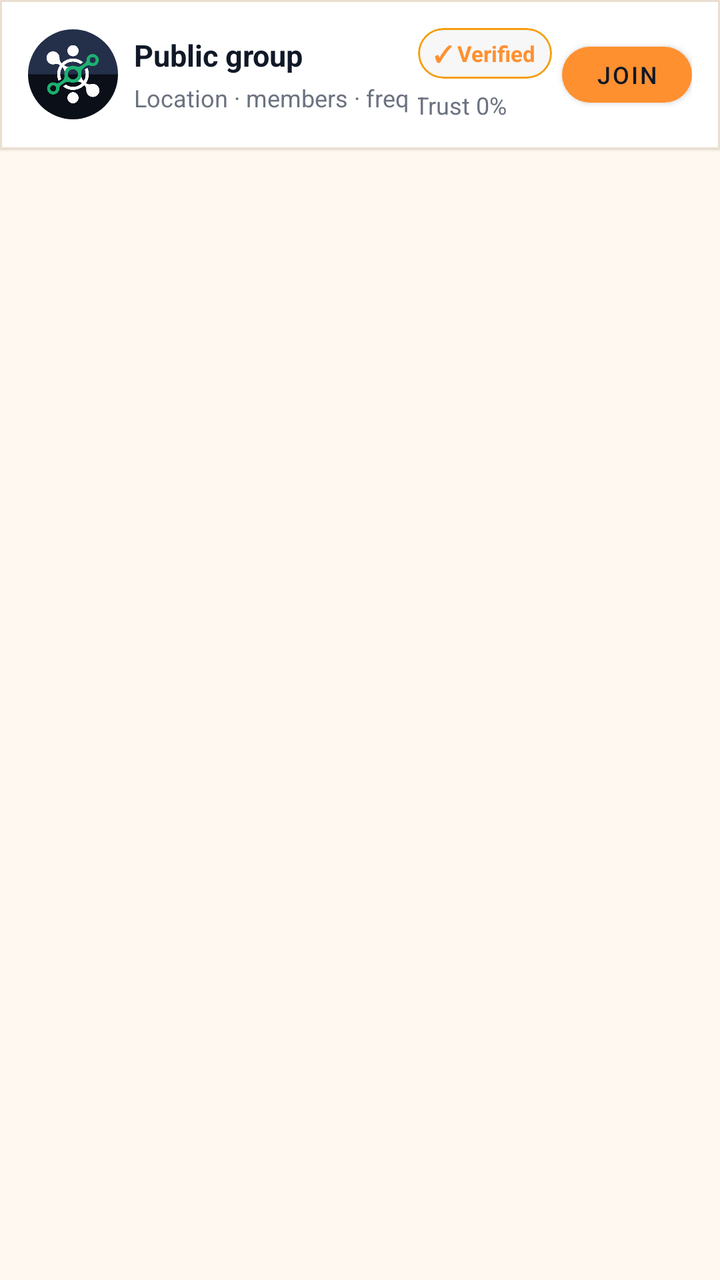
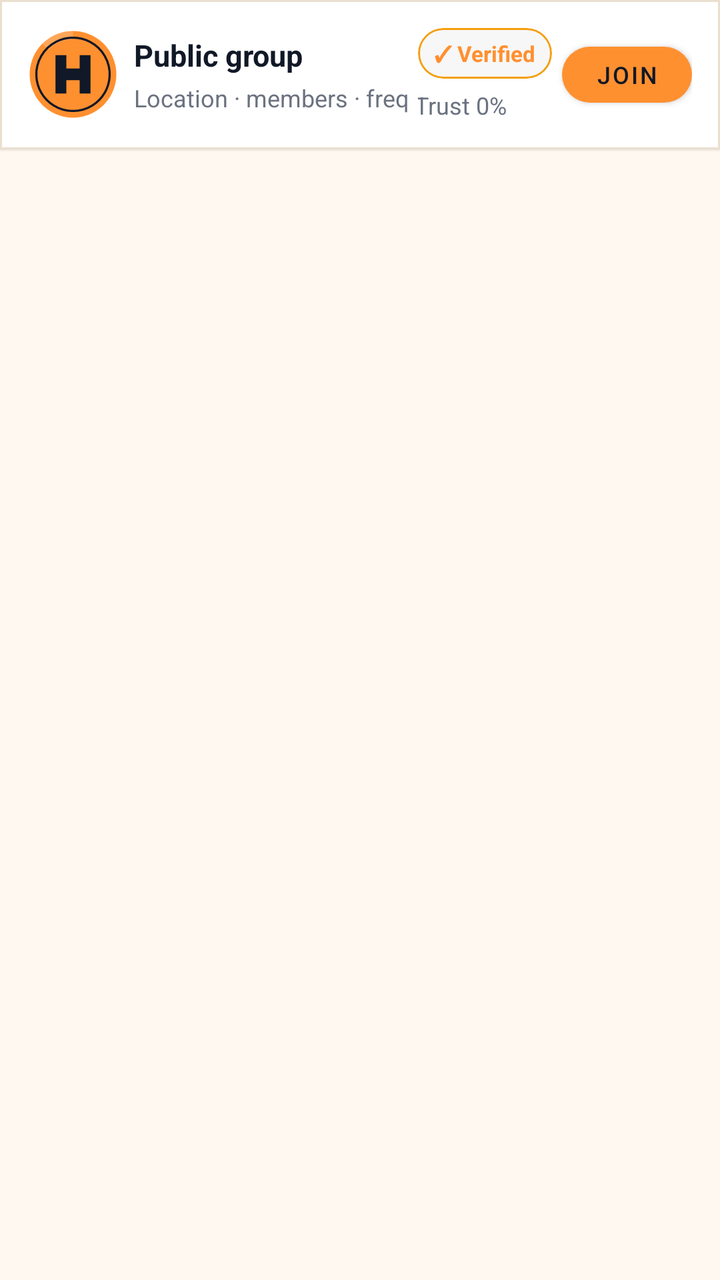

Before-and-after screenshots of an Android layout around one commit, followed by the original layout XML and the change that was made.
<!-- AndroidManifest.xml: application theme AppTheme -->
<!-- res/layout/home_trending_custom_display.xml -->
<LinearLayout
	xmlns:android="http://schemas.android.com/apk/res/android"
	xmlns:app="http://schemas.android.com/apk/res-auto"
	xmlns:tools="http://schemas.android.com/tools"
	android:layout_width="match_parent"
	android:layout_height="wrap_content"
	android:orientation="vertical">
	<com.google.android.material.card.MaterialCardView
		android:id="@+id/cardview1"
		android:layout_width="match_parent"
		android:layout_height="wrap_content"
		app:cardBackgroundColor="@color/colorSurface"
		app:cardElevation="1dp"
		app:strokeWidth="1dp"
		app:strokeColor="@color/colorCardStroke"
		app:cardCornerRadius="0dp">
		<LinearLayout
			android:id="@+id/linear1"
			android:layout_width="match_parent"
			android:layout_height="wrap_content"
			android:padding="14dp"
			android:gravity="center_vertical"
			android:orientation="horizontal">
			<androidx.cardview.widget.CardView
				android:id="@+id/cardview2"
				android:layout_width="wrap_content"
				android:layout_height="wrap_content"
				android:layout_marginRight="8dp"
				app:cardElevation="0dp"
				app:cardCornerRadius="360dp">
				<ImageView
					android:id="@+id/imageview1"
					android:layout_width="45dp"
					android:layout_height="45dp"
					android:src="@drawable/main_app_logo_1"
					android:scaleType="centerInside"
					android:focusable="false" />
			</androidx.cardview.widget.CardView>
			<LinearLayout
				android:id="@+id/linear2"
				android:layout_width="0dp"
				android:layout_height="wrap_content"
				android:orientation="vertical"
				android:layout_weight="1">
				<TextView
					android:id="@+id/textview1"
					android:layout_width="match_parent"
					android:layout_height="wrap_content"
					android:text="Public group"
					android:textSize="15sp"
					android:textStyle="bold"
					android:textColor="@color/colorTextPrimary"
					android:layout_weight="1"
					android:focusable="false" />
				<TextView
					android:id="@+id/textview3"
					android:layout_width="match_parent"
					android:layout_height="wrap_content"
					android:layout_marginTop="3dp"
					android:text="Location · members · freq"
					android:textSize="12sp"
					android:textColor="@color/colorTextTertiary"
					android:focusable="false" />
			</LinearLayout>
			<LinearLayout
				android:id="@+id/linear3"
				android:layout_width="wrap_content"
				android:layout_height="wrap_content"
				android:gravity="center_horizontal|center_vertical"
				android:orientation="vertical">
				<com.google.android.material.card.MaterialCardView
					android:id="@+id/cardview3"
					android:layout_width="wrap_content"
					android:layout_height="wrap_content"
					android:layout_marginBottom="5dp"
					app:cardBackgroundColor="@color/darkFaint10"
					android:layout_weight="1"
					app:cardElevation="0dp"
					app:strokeWidth="1dp"
					app:strokeColor="@color/colorWarning"
					app:cardCornerRadius="30dp">
					<TextView
						android:id="@+id/textview2"
						android:layout_width="match_parent"
						android:layout_height="wrap_content"
						android:paddingLeft="8dp"
						android:paddingTop="5dp"
						android:paddingRight="8dp"
						android:paddingBottom="5dp"
						android:text="✓ Verified"
						android:textSize="11sp"
						android:textStyle="bold"
						android:textColor="@color/colorAccent"
						android:focusable="false" />
				</com.google.android.material.card.MaterialCardView>
				<TextView
					android:id="@+id/textview4"
					android:layout_width="wrap_content"
					android:layout_height="wrap_content"
					android:text="Trust 0%"
					android:textSize="12sp"
					android:textColor="@color/colorTextTertiary"
					android:layout_marginEnd="12dp"
					android:focusable="false" />
			</LinearLayout>
			<com.google.android.material.button.MaterialButton
				android:id="@+id/btn_join"
				android:layout_width="65dp"
				android:layout_height="40dp"
				android:layout_marginLeft="5dp"
				android:gravity="center_horizontal|center_vertical"
				android:text="Join"
				android:textSize="12sp"
				android:textColor="@color/colorButtonText"
				app:backgroundTint="@color/colorButtonBackground"
				app:cornerRadius="30dp"
				android:elevation="0dp" />
		</LinearLayout>
	</com.google.android.material.card.MaterialCardView>
</LinearLayout>
<!-- resources referenced by this layout -->
<resources>
  <color name="colorAccent">#FF9030</color>
  <color name="colorButtonBackground">#FF9030</color>
  <color name="colorButtonText">#111827</color>
  <color name="colorCardStroke">#EADFD0</color>
  <color name="colorSurface">#FFFFFF</color>
  <color name="colorTextPrimary">#111827</color>
  <color name="colorTextTertiary">#6B7280</color>
  <color name="colorWarning">#F59E0B</color>
  <color name="darkFaint10">#08000000</color>
  <!-- drawable main_app_logo_1: png bitmap (drawable-xhdpi, 51797 bytes) -->
  <style name="HarvannaTextView" parent="android:Widget.TextView">
          <item name="android:textColor">@color/colorTextPrimary</item>
      </style>
  <color name="colorTextOnAccent">#111827</color>
  <color name="colorAccentDark">#E57A14</color>
  <color name="colorError">#EF4444</color>
  <color name="colorTextPrimaryWhite">#FFFFFF</color>
  <color name="colorControlNormal">#6B7280</color>
  <color name="colorAccentRipple">#1AFF9030</color>
  <color name="colorAccentStroke">#33FF9030</color>
  <color name="colorAccentStrong">#B85F0A</color>
  <color name="colorBackground">#FFF8F0</color>
  <color name="colorTextSecondary">#4B5563</color>
  <style name="HarvannaBottomSheetDialog" parent="ThemeOverlay.MaterialComponents.BottomSheetDialog">
          <item name="colorPrimary">@color/colorAccent</item>
          <item name="colorAccent">@color/colorAccent</item>
          <item name="colorSurface">@color/colorSurface</item>
          <item name="colorOnPrimary">@color/colorTextOnAccent</item>
          <item name="colorOnSurface">@color/colorTextPrimary</item>
          <item name="colorOnSurfaceVariant">@color/colorTextSecondary</item>
          <item name="android:textColorPrimary">@color/colorTextPrimary</item>
          <item name="bottomSheetStyle">@style/HarvannaBottomSheetStyle</item>
      </style>
  <style name="HarvannaDialogButton" parent="Widget.MaterialComponents.Button.TextButton.Dialog">
          <item name="android:textColor">@color/colorAccent</item>
          <item name="android:minHeight">48dp</item>
      </style>
  <style name="HarvannaBottomSheetStyle" parent="Widget.MaterialComponents.BottomSheet.Modal">
          <item name="backgroundTint">?attr/colorSurface</item>
          <item name="shapeAppearanceOverlay">@style/HarvannaBottomSheetShape</item>
      </style>
  <style name="HarvannaBottomSheetShape" parent="">
          <item name="cornerFamily">rounded</item>
          <item name="cornerSizeTopLeft">20dp</item>
          <item name="cornerSizeTopRight">20dp</item>
          <item name="cornerSizeBottomLeft">0dp</item>
          <item name="cornerSizeBottomRight">0dp</item>
      </style>
  <!-- unchanged entries left out for length: 2 -->
</resources>

<!-- the commit's change to res/layout/home_trending_custom_display.xml (unified diff, before → after) -->
@@ -32,7 +32,7 @@
 					android:id="@+id/imageview1"
 					android:layout_width="45dp"
 					android:layout_height="45dp"
-					android:src="@drawable/main_app_logo_1"
+					android:src="@drawable/ic_coin_harv"
 					android:scaleType="centerInside"
 					android:focusable="false" />
 			</androidx.cardview.widget.CardView>
<!-- resource entries referenced after the edit -->
@@ -9,7 +9,32 @@
   <color name="colorTextTertiary">#6B7280</color>
   <color name="colorWarning">#F59E0B</color>
   <color name="darkFaint10">#08000000</color>
-  <!-- drawable main_app_logo_1: png bitmap (drawable-xhdpi, 51797 bytes) -->
+  <!-- drawable ic_coin_harv (drawable) -->
+  <?xml version="1.0" encoding="utf-8"?>
+  <vector xmlns:android="http://schemas.android.com/apk/res/android"
+      android:width="108dp"
+      android:height="108dp"
+      android:viewportWidth="108"
+      android:viewportHeight="108">
+      
+      <path
+          android:fillColor="#FF9030"
+          android:pathData="M54,2a52,52 0,1 0,0.001 0z" />
+      
+      <path
+          android:fillColor="#33FFFFFF"
+          android:pathData="M54,2A52,52 0,0 0,17.2 17.2L24.5,24.5A41.7,41.7 0,0 1,54 12.3z" />
+      
+      <path
+          android:fillColor="#00000000"
+          android:strokeColor="#111827"
+          android:strokeWidth="2.6"
+          android:pathData="M54,10a44,44 0,1 0,0.001 0z" />
+      
+      <path
+          android:fillColor="#111827"
+          android:pathData="M33,31h13v16h16V31h13v46H62V61H46v16H33z" />
+  </vector>
   <style name="HarvannaTextView" parent="android:Widget.TextView">
           <item name="android:textColor">@color/colorTextPrimary</item>
       </style>
